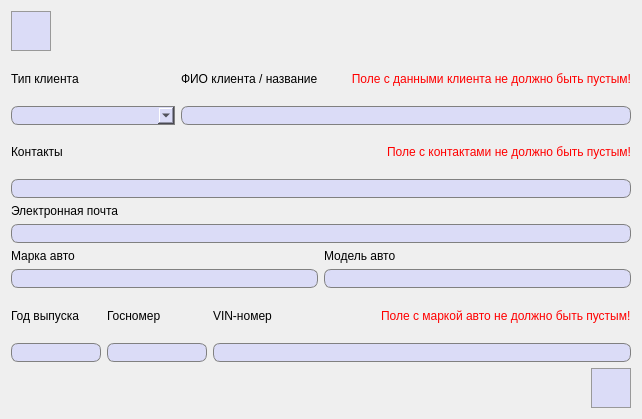
The window that UpdateClients.ui (FediiBohdan/TechService) describes before a commit, drawn with Qt 5.
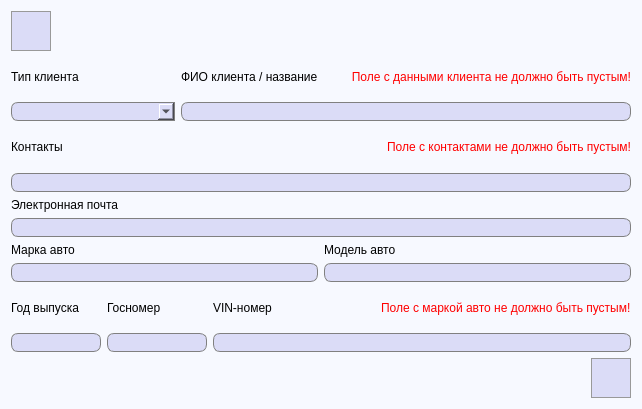
The same window after the commit. Icons and pictures are not drawn.

Patch:
```diff
--- a/UpdateClients.ui
+++ b/UpdateClients.ui
@@ -7,12 +7,21 @@
     <x>0</x>
     <y>0</y>
     <width>642</width>
-    <height>419</height>
+    <height>409</height>
    </rect>
   </property>
   <property name="windowTitle">
    <string>Редактирование информации о клиенте</string>
   </property>
+  <property name="styleSheet">
+   <string notr="true">QDialog {
+	background-color: #f7f9ff;
+}
+
+QMessageBox {
+	background-color: white;
+}</string>
+  </property>
   <layout class="QGridLayout" name="gridLayout_5">
    <item row="5" column="2">
     <widget class="QPushButton" name="saveUpdatedInfo">
```
Left out of the diff: 13 changed lines with no effect on the pictures.
